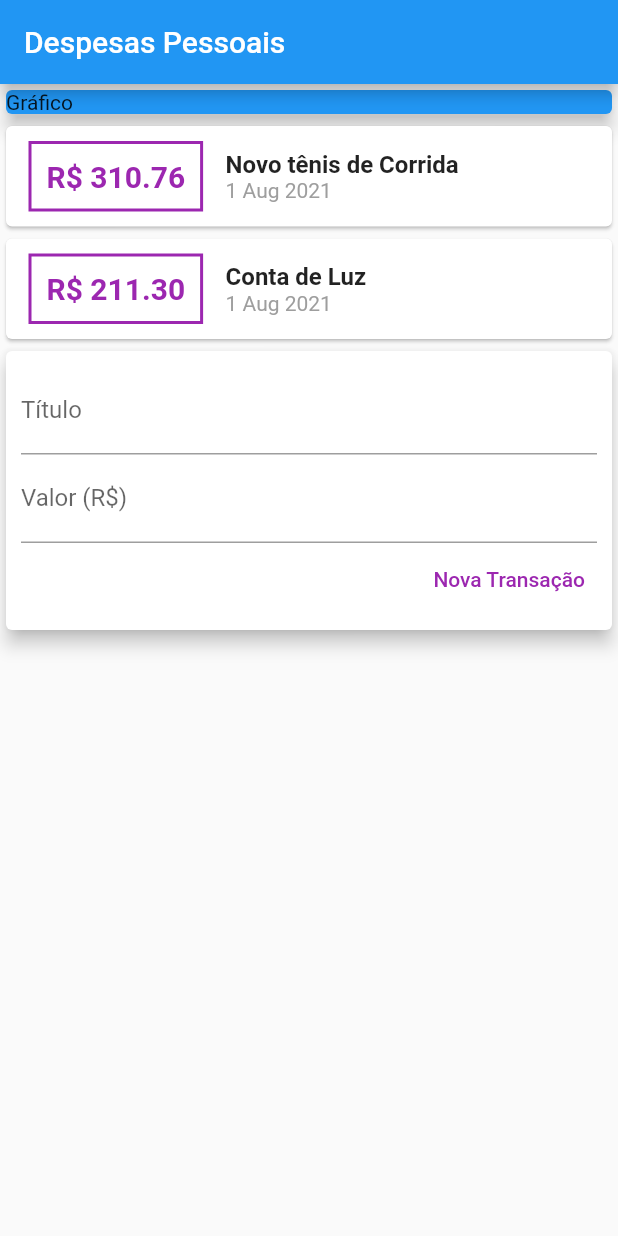
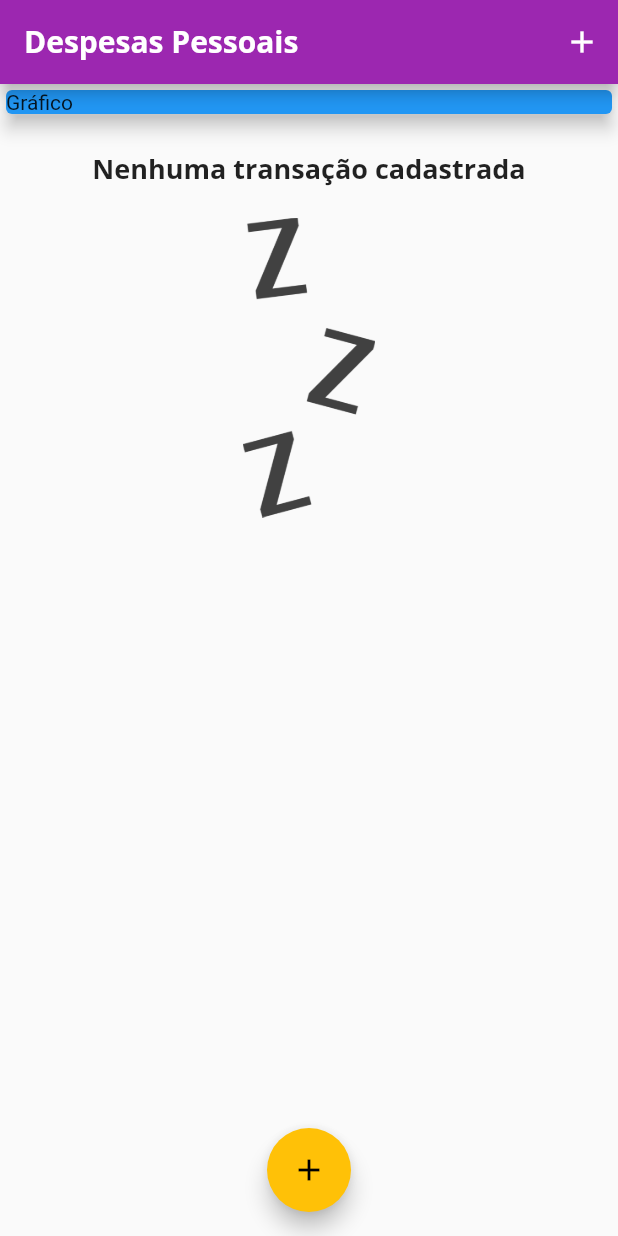
Before and after one commit to andrelgirao22/my-expenses, a Flutter app: the screen it shows after launch, on a phone screen of 412 x 824 dp. Run offline on Flutter 3.47's test engine with Material 2 defaults, Android fonts, the phone set to English and light mode, and no system bars.

Commit message:
adicionado as fonts e a imagem

```diff
--- a/lib/components/transaction_list.dart
+++ b/lib/components/transaction_list.dart
@@ -10,22 +10,48 @@ class TransactionList extends StatelessWidget {
 
   @override
   Widget build(BuildContext context) {
-    return Column(
-      children: transations.map((tr) {
+    return Container(
+      height: 300,
+      child: transations.isEmpty
+          ? Column(
+              children: <Widget>[
+                SizedBox(height: 20),
+                Text(
+                  'Nenhuma transação cadastrada',
+                  style: Theme.of(context).textTheme.headline6,
+                ),
+                SizedBox(height: 20),
+                Container(
+                  height: 200,
+                  child: Image.asset(
+                    'assets/images/waiting.png',
+                    fit: BoxFit.cover,
+                  ),
+                ),
+              ],
+            )
+          : ListView.builder(
+              itemCount: transations.length,
+              itemBuilder: (ctx, index) {
+                final tr = transations[index];
                 return Card(
                   child: Row(
                     children: [
                       Container(
-                margin: EdgeInsets.symmetric(horizontal: 15, vertical: 10),
+                        margin:
+                            EdgeInsets.symmetric(horizontal: 15, vertical: 10),
                         decoration: BoxDecoration(
-                    border: Border.all(color: Colors.purple, width: 2)),
+                            border: Border.all(
+                          color: Theme.of(context).primaryColor,
+                          width: 2,
+                        )),
                         padding: EdgeInsets.all(10),
                         child: Text(
                           'R\$ ${tr.value.toStringAsFixed(2)}',
                           style: TextStyle(
                               fontWeight: FontWeight.bold,
                               fontSize: 20,
-                      color: Colors.purple),
+                              color: Theme.of(context).primaryColor),
                         ),
                       ),
                       Column(
@@ -33,10 +59,11 @@ class TransactionList extends StatelessWidget {
                         children: [
                           Text(
                             tr.title,
-                    style: TextStyle(
-                      fontSize: 16,
-                      fontWeight: FontWeight.bold,
-                    ),
+                            style: Theme.of(context).textTheme.headline6,
+                            //style: TextStyle(
+                            //  fontSize: 16,
+                            // fontWeight: FontWeight.bold,
+                            //),
                           ),
                           Text(
                             DateFormat('d MMM y').format(tr.date),
@@ -47,7 +74,8 @@ class TransactionList extends StatelessWidget {
                     ],
                   ),
                 );
-      }).toList(),
+              },
+            ),
     );
   }
 }
--- a/lib/components/transation_user.dart
+++ /dev/null
@@ -1,34 +0,0 @@
-import 'package:expenses/components/transaction_form.dart';
-import 'package:expenses/components/transaction_list.dart';
-import 'package:flutter/cupertino.dart';
-import '../models/transaction.dart';
-
-class TransactionUser extends StatefulWidget {
-  @override
-  _TransactionUserState createState() => _TransactionUserState();
-}
-
-class _TransactionUserState extends State<TransactionUser> {
-  final _transations = [
-    Transaction(
-        id: 't1',
-        title: 'Novo tênis de Corrida',
-        value: 310.76,
-        date: DateTime.now()),
-    Transaction(
-      id: 't2',
-      title: 'Conta de Luz',
-      value: 211.30,
-      date: DateTime.now(),
-    ),
-  ];
-  @override
-  Widget build(BuildContext context) {
-    return Column(
-      children: [
-        TransactionList(_transations),
-        TransactionForm(),
-      ],
-    );
-  }
-}
--- a/lib/main.dart
+++ b/lib/main.dart
@@ -1,4 +1,8 @@
-import 'package:expenses/components/transation_user.dart';
+import 'dart:math';
+
+import 'package:expenses/components/transaction_form.dart';
+import 'package:expenses/components/transaction_list.dart';
+import 'package:expenses/models/transaction.dart';
 import 'package:flutter/material.dart';
 
 main() => runApp(ExpensesApp());
@@ -7,18 +11,87 @@ class ExpensesApp extends StatelessWidget {
   Widget build(BuildContext context) {
     return MaterialApp(
       home: MyHomePage(),
+      theme: ThemeData(
+        primarySwatch: Colors.purple,
+        accentColor: Colors.amber,
+        fontFamily: 'Quicksand',
+        textTheme: ThemeData.light().textTheme.copyWith(
+              headline6: TextStyle(
+                  fontFamily: 'OpenSans',
+                  fontSize: 18,
+                  fontWeight: FontWeight.bold),
+            ),
+        appBarTheme: AppBarTheme(
+          textTheme: ThemeData.light().textTheme.copyWith(
+                headline6: TextStyle(
+                    fontFamily: 'OpenSans',
+                    fontSize: 20,
+                    fontWeight: FontWeight.bold),
+              ),
+        ),
+      ),
     );
   }
 }
 
-class MyHomePage extends StatelessWidget {
+class MyHomePage extends StatefulWidget {
+  @override
+  _MyHomePageState createState() => _MyHomePageState();
+}
+
+class _MyHomePageState extends State<MyHomePage> {
+  final List<Transaction> _transations = [
+    /*Transaction(
+        id: 't1',
+        title: 'Novo tênis de Corrida',
+        value: 310.76,
+        date: DateTime.now()),
+    Transaction(
+      id: 't2',
+      title: 'Conta de Luz',
+      value: 211.30,
+      date: DateTime.now(),
+    ),*/
+  ];
+
+  _addTransaction(String title, double value) {
+    final newTransaction = Transaction(
+      id: Random().nextDouble().toString(),
+      title: title,
+      value: value,
+      date: DateTime.now(),
+    );
+
+    setState(() {
+      _transations.add(newTransaction);
+    });
+
+    Navigator.of(this.context).pop();
+  }
+
+  _openTransactionFormModal(BuildContext context) {
+    showModalBottomSheet(
+      context: context,
+      builder: (_) {
+        return TransactionForm(_addTransaction);
+      },
+    );
+  }
+
   @override
   Widget build(BuildContext context) {
     return Scaffold(
       appBar: AppBar(
         title: Text('Despesas Pessoais'),
+        actions: [
+          IconButton(
+            icon: Icon(Icons.add),
+            onPressed: () => _openTransactionFormModal(context),
           ),
-      body: Column(
+        ],
+      ),
+      body: SingleChildScrollView(
+        child: Column(
           crossAxisAlignment: CrossAxisAlignment.stretch,
           children: <Widget>[
             Container(
@@ -28,9 +101,19 @@ class MyHomePage extends StatelessWidget {
                 elevation: 5,
               ),
             ),
-          TransactionUser(),
+            Column(
+              children: <Widget>[
+                TransactionList(_transations),
               ],
             ),
+          ],
+        ),
+      ),
+      floatingActionButton: FloatingActionButton(
+        child: Icon(Icons.add),
+        onPressed: () => _openTransactionFormModal(context),
+      ),
+      floatingActionButtonLocation: FloatingActionButtonLocation.centerFloat,
     );
   }
 }
```
Also changed, not shown: lib/components/transaction_form.dart (+26 -3 lines), pubspec.yaml (+13 -8 lines), assets/fonts/OpenSans-Bold.ttf (added), assets/fonts/OpenSans-Light.ttf (added), assets/fonts/OpenSans-Regular.ttf (added), assets/fonts/Quicksand-Bold.ttf (added), assets/fonts/Quicksand-Light.ttf (added), assets/fonts/Quicksand-Medium.ttf (added), assets/fonts/Quicksand-Regular.ttf (added), assets/images/waiting.png (added). Lines whose indentation alone changed are shown as unchanged.
